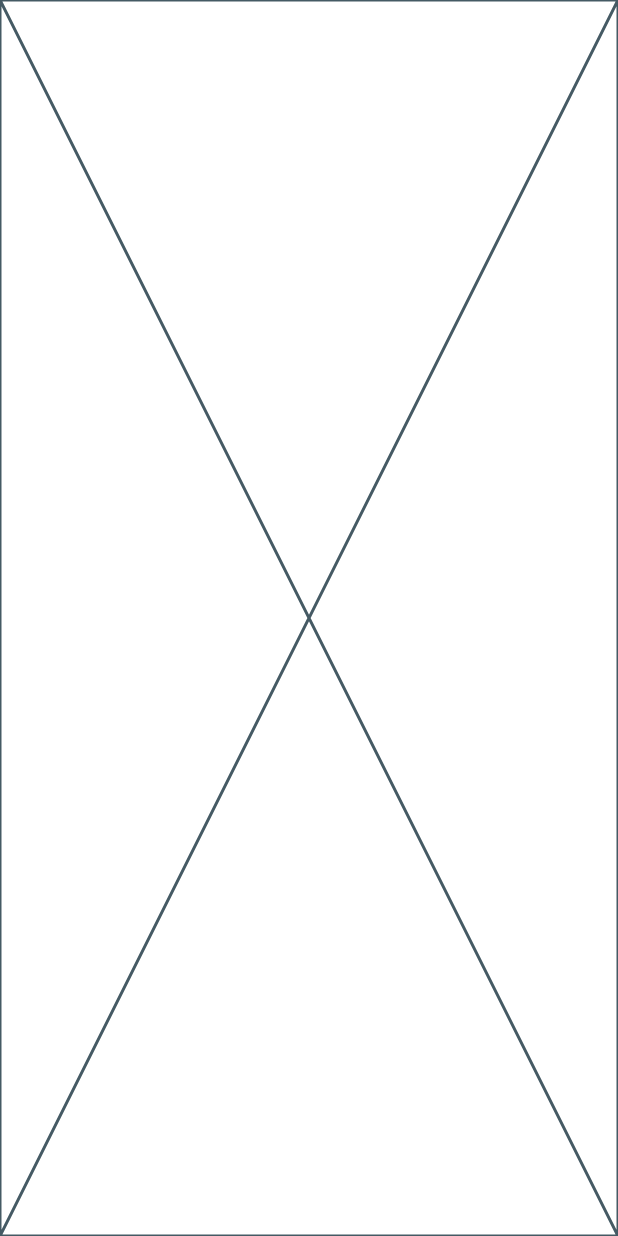
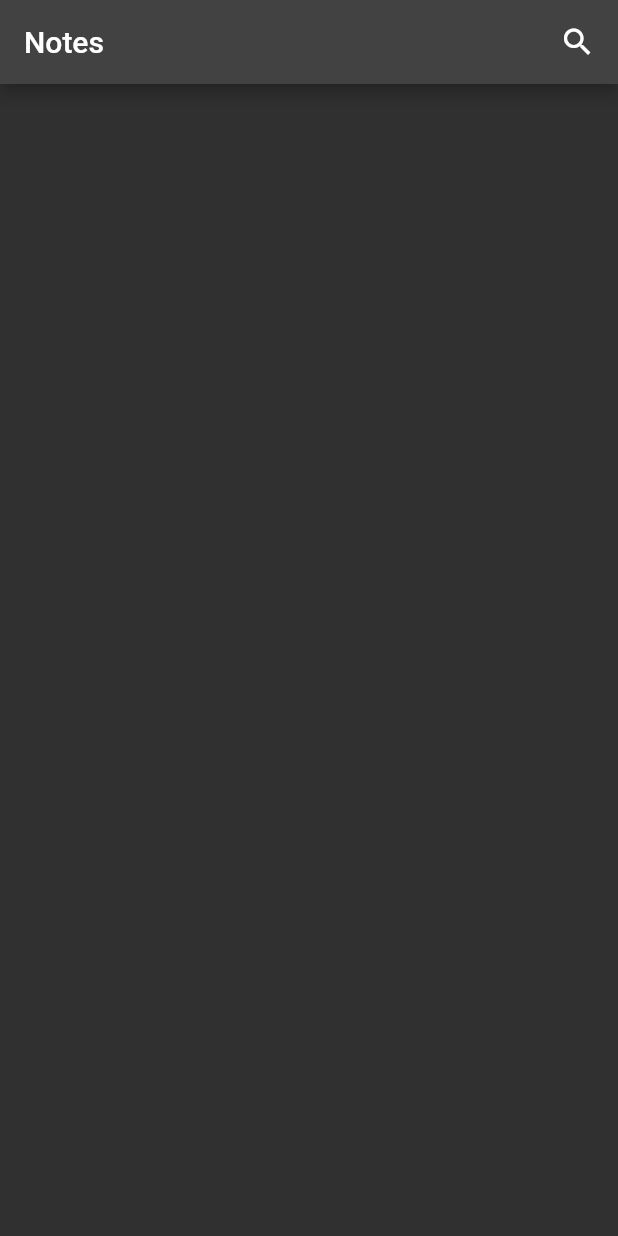
Before and after one commit to modybarakat2003/notes_app, a Flutter app: the screen it shows after launch, on a phone screen of 412 x 824 dp. Run offline on Flutter 3.47's test engine with Material 2 defaults, Android fonts, the phone set to English and light mode, and no system bars.

Commit message:
change theme and create home screen

```diff
--- a/lib/main.dart
+++ b/lib/main.dart
@@ -1,4 +1,5 @@
 import 'package:flutter/material.dart';
+import 'package:notes_app/screens/homeScreen.dart';
 
 void main() {
   runApp(const notes_app());
@@ -9,6 +10,6 @@ class notes_app extends StatelessWidget {
 
   @override
   Widget build(BuildContext context) {
-    return const Placeholder();
+    return const home_screen();
   }
 }
--- /dev/null
+++ b/lib/screens/homeScreen.dart
@@ -0,0 +1,24 @@
+import 'package:flutter/material.dart';
+
+class home_screen extends StatelessWidget {
+  const home_screen({super.key});
+
+  @override
+  Widget build(BuildContext context) {
+    return MaterialApp(
+      debugShowCheckedModeBanner: false,
+      theme: ThemeData(brightness: Brightness.dark),
+      home: Scaffold(
+        appBar: AppBar(
+          title: Text('Notes'),
+          actions: const [
+            Padding(
+              padding: EdgeInsets.only(right: 15),
+              child: Icon(Icons.search),
+            ),
+          ],
+        ),
+      ),
+    );
+  }
+}
```
